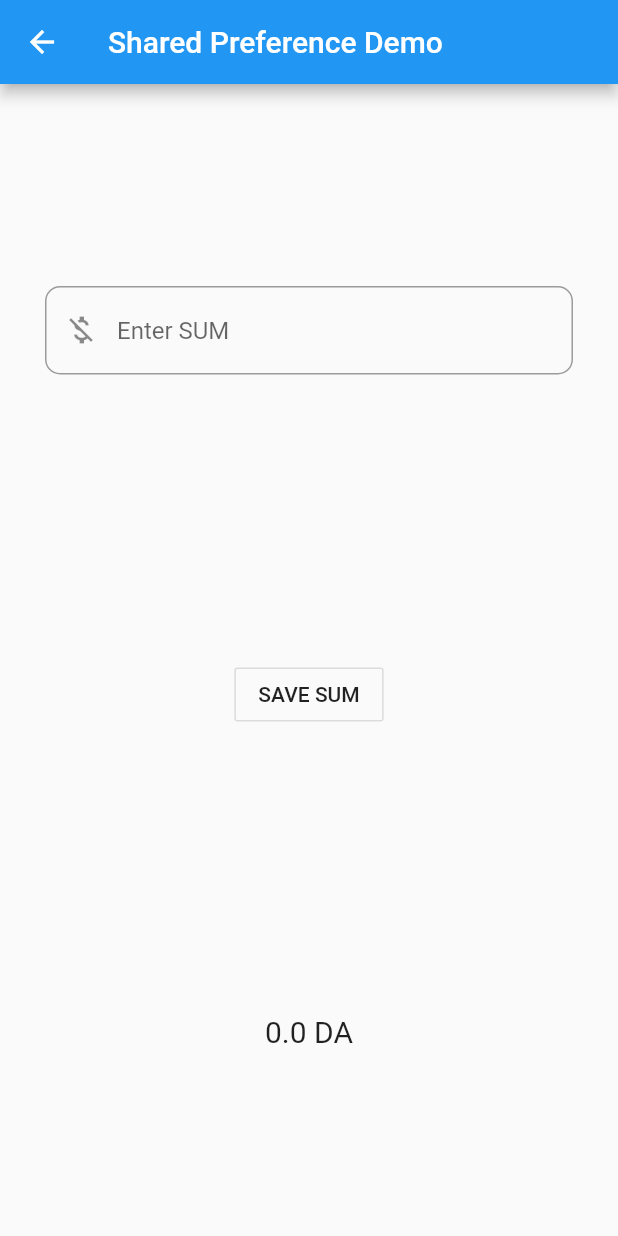
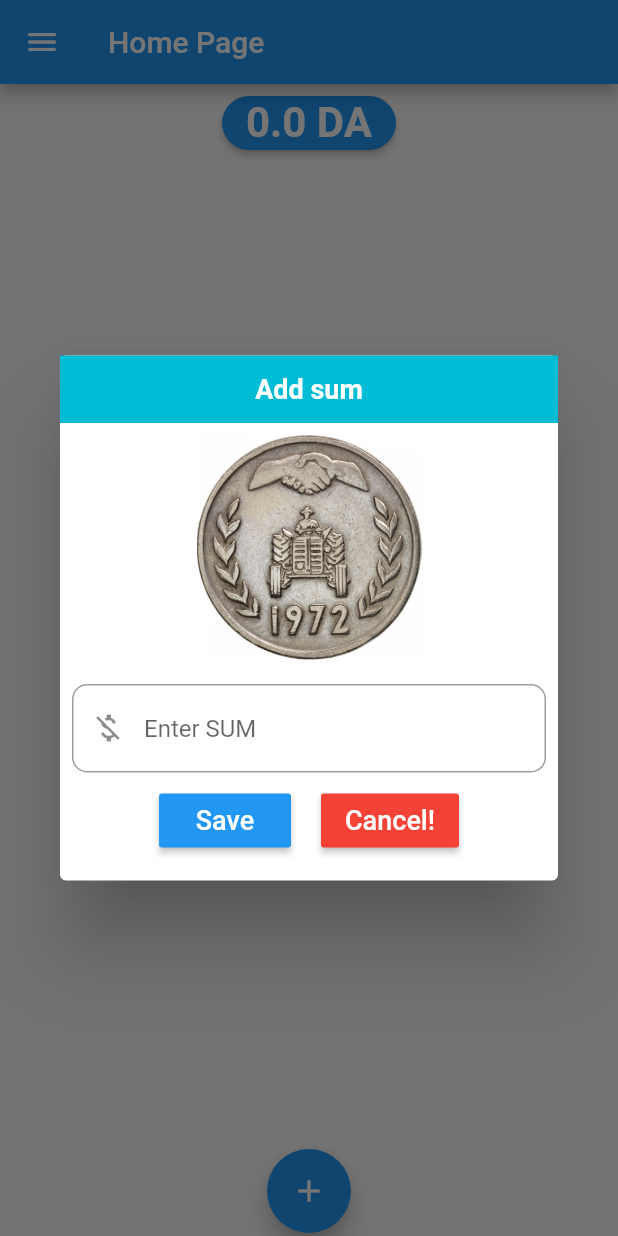
Before and after one commit to djamelzerrouki/DraHmi, a Flutter app: the MyHomePage screen opened directly, after a tap on an icon or button, on a phone screen of 412 x 824 dp. Run offline on Flutter 3.47's test engine with Material 2 defaults, Android fonts, the phone set to English and light mode, and no system bars; our stand-ins replace charts_flutter, font_awesome_flutter, shared_preferences, sqflite; missing offline and left inert: flutter_sparkline; accounts and stored records are empty.

Commit message:
21/04/2020

```diff
--- a/lib/actions/add_editOperation.dart
+++ b/lib/actions/add_editOperation.dart
@@ -32,8 +32,8 @@ class _AddEditOperationState extends State<AddEditOperation> {
   IconData _selectedIcon;
 
   final Map<String, IconData> _data = Map.fromIterables(
-      [ 'Transportation', 'Food', 'Health', 'Other'],
-      [Icons.directions_car, Icons.fastfood, Icons.healing,Icons.devices_other]);
+      [ 'Transportation', 'Food', 'Health', 'Clothes','Other'],
+      [Icons.directions_car, Icons.fastfood, Icons.healing,Icons.shopping_cart,Icons.devices_other]);
 
 
 
--- a/lib/actions/sharedprefrencess.dart
+++ b/lib/actions/sharedprefrencess.dart
@@ -5,7 +5,7 @@ import 'package:flutter/material.dart';
 class SharedPreferenceDemo extends StatefulWidget {
   SharedPreferenceDemo() : super();
 
-  final String title = "Shared Preference Demo";
+  final String title = "Add sum";
 
   @override
   SharedPreferenceDemoState createState() => SharedPreferenceDemoState();
@@ -30,17 +30,17 @@ class SharedPreferenceDemoState extends State<SharedPreferenceDemo> {
       appBar: AppBar(
         title: Text(widget.title),
       ),
-      body: Container(
+      body: Container( color: Colors.white,
         alignment: Alignment.center,
         padding: EdgeInsets.all(30.0),
         child: Column(
           mainAxisAlignment: MainAxisAlignment.spaceAround,
           children: <Widget>[
-        Padding(
-        padding: const EdgeInsets.only(
-          top: 10,
-        ),
-        child: TextFormField(
+
+        CircleAvatar(child:Image.asset('assets/images/da1.jpg',),radius: 80,) ,
+             // Icon(Icons.add_shopping_cart,color:Colors.green,size: 250),
+
+       TextFormField(
           controller: controller,
           validator: (value){
             if (value.isEmpty) {
@@ -54,7 +54,7 @@ class SharedPreferenceDemoState extends State<SharedPreferenceDemo> {
               hintText: "Enter SUM",
               border:
               OutlineInputBorder(borderRadius: BorderRadius.circular(10))
-          ),
+
         ),
       ),
 
@@ -65,10 +65,10 @@ class SharedPreferenceDemoState extends State<SharedPreferenceDemo> {
 
               },
             ),
-            Text(
-              PreferenceUtils.getString(PreferenceUtils.KEY_SUM)+' DA',
-              style: TextStyle(fontSize: 20),
-            ),
+//            Text(
+//              PreferenceUtils.getString(PreferenceUtils.KEY_SUM)+' DA',
+//              style: TextStyle(fontSize: 20),
+//            ),
 
 
           ],
--- a/lib/chart.dart
+++ b/lib/chart.dart
@@ -5,6 +5,7 @@ import 'package:charts_flutter/flutter.dart' as charts;
 import 'package:font_awesome_flutter/font_awesome_flutter.dart';
 
 import 'db/database.dart';
+import 'main_drawer.dart';
 import 'model/operation_model.dart';
 import 'model/sum_model.dart';
 
@@ -41,7 +42,7 @@ class _ChartPageState extends State<ChartPage> {
       listSum.forEach((f){data0.add(new Task(f['name'].toString() , f['sum']  , Color.fromARGB(255, random.nextInt(255), random.nextInt(255), random.nextInt(255)))) ;});
 
     var data1 = [
-      new Pollution(1980, 'USA', 30),
+      new Pollution(1980, 'USA', 300),
       new Pollution(1980, 'Asia', 40),
       new Pollution(1980, 'Europe', 10),
     ];
@@ -194,6 +195,8 @@ class _ChartPageState extends State<ChartPage> {
       home: DefaultTabController(
         length: 4,
         child: Scaffold(
+          // Main Drawer
+          drawer: MainDrawer(),
           appBar: AppBar(
             backgroundColor: Color(0xff1976d2),
             //backgroundColor: Color(0xff308e1c),
--- a/lib/main.dart
+++ b/lib/main.dart
@@ -5,6 +5,7 @@ import 'actions/add_editOperation.dart';
 import 'actions/sharedprefrencess.dart';
 import 'chart.dart';
 import 'db/database.dart';
+import 'main_drawer.dart';
 import 'model/operation_model.dart';
 import 'page1.dart';
 
@@ -30,7 +31,7 @@ class MyApp extends StatelessWidget {
         // is not restarted.
         primarySwatch: Colors.blue,
       ),
-      home: MyHomePage(title: 'Flutter Demo Home Page'),
+      home: MyHomePage(title: 'Home Page'),
     );
   }
 }
@@ -45,9 +46,20 @@ class MyHomePage extends StatefulWidget {
 }
 
 class _MyHomePageState extends State<MyHomePage> {
-   final Map<String, IconData> _data = Map.fromIterables(
-      [ 'Transportation', 'Food', 'Health', 'Other'],
-      [Icons.directions_car, Icons.fastfood, Icons.healing,Icons.devices_other]);
+  //CircleAvatar(child:Icon(_data[item.name]),foregroundColor: Colors.cyan,)
+   final Map<String, CircleAvatar> _data = Map.fromIterables(
+      [ 'Transportation', 'Food', 'Health', 'Clothes','Other'],
+      [
+        CircleAvatar(child:Icon(Icons.directions_car),backgroundColor:Colors.deepPurple,),
+        CircleAvatar(child:Icon( Icons.local_dining),backgroundColor: Colors.pinkAccent,),
+        CircleAvatar(child:Icon(Icons.healing),backgroundColor: Color(0xff109618),),
+        CircleAvatar(child:Icon(Icons.shopping_cart),backgroundColor: Colors.blueAccent,),
+        CircleAvatar(child:Icon(Icons.devices_other),backgroundColor: Colors.orange,),
+
+
+      ]
+   );
+
    static List<Operation> operations=List<Operation>();
 
    static  String data = "0.0";
@@ -86,98 +98,35 @@ class _MyHomePageState extends State<MyHomePage> {
     // fast, so that you can just rebuild anything that needs updating rather
     // than having to individually change instances of widgets.
     return Scaffold(
-      drawer: Drawer(
-        child: ListView(
-          // Important: Remove any padding from the ListView.
-          padding: EdgeInsets.zero,
-          children: <Widget>[
-            Center(
-              child: UserAccountsDrawerHeader(
-                 decoration: BoxDecoration(color: Colors.cyan ),
-                 accountName: Text("DraHmi",style: TextStyle(fontSize: 24.0,fontWeight: FontWeight.bold,color: Colors.black)),
-                accountEmail: Text("Developed by djamel zerrouki"),
-                currentAccountPicture: CircleAvatar(
-                  backgroundColor: Colors.white,
-                 child: Padding(
-                   padding: const EdgeInsets.all(8.0),
-                   child: Column(
-                      children: <Widget>[
-                        Icon(Icons.add_shopping_cart ,color:Colors.cyan),
-                        Text("DraHmi",style: TextStyle(fontSize: 14.0,fontWeight: FontWeight.bold,color: Colors.black)),
-                      ],
-                    ),
-                 ),
-                  ),
-                ),
+      // Main Drawer
+      drawer: MainDrawer(),
+//
 
-            ),
-            ListTile(
-              leading: Icon(Icons.home), title: Text("Home"),
-              onTap: () {
-                Navigator.pop(context);
-              },
-            ),
-
-            ListTile(
-              leading: Icon(Icons.add), title: Text("add SUM"),
-              onTap: () {
-        Navigator.of(context).push(
-            MaterialPageRoute(builder: (context) => SharedPreferenceDemo()));
-    },
-            ),
-            ListTile(
-              leading: Icon(Icons.monetization_on), title: Text("Home Page"),
-              onTap: () {
-                Navigator.of(context).push(
-                    MaterialPageRoute(builder: (context) => HomePage()));
-              },
-            ),
-            ListTile(
-              leading: Icon(Icons.show_chart), title: Text("Chart Page"),
-              onTap: () {
-                Navigator.of(context).push(
-                    MaterialPageRoute(builder: (context) => ChartPage()));
-              },
-            ),
-            ListTile(
-              leading: Icon(Icons.settings), title: Text("Settings"),
-              onTap: () {
-                Navigator.pop(context);
-              },
-            ),
-            ListTile(
-              leading: Icon(Icons.contacts), title: Text("Contact Us"),
-              onTap: () {
-                Navigator.pop(context);
-              },
-            ),
-          ],
-        ),
-      ),
-
-
-
-//
       appBar: AppBar(
         // Here we take the value from the MyHomePage object that was created by
         // the App.build method, and use it to set our appbar title.
         title: Text(widget.title),
       ),
+    //  backgroundColor: Colors.cyan,
       body:  Padding(
-          padding: EdgeInsets.all(0.0),
+          padding: EdgeInsets.all(2.0),
           child: Container(
           child: Center(
           child: Column(
           children: <Widget>[
-          RaisedButton(
 
+            RaisedButton(
+              color: Colors.blue,
 
+              shape: RoundedRectangleBorder(
+                  borderRadius: BorderRadius.all(Radius.circular(50.0))),
           onPressed: () {
-    Navigator.of(context).push(
-    MaterialPageRoute(builder: (context) => SharedPreferenceDemo()));
+            showCustomDialogWithImage(context);
+   // Navigator.of(context).push(MaterialPageRoute(builder: (context) => SharedPreferenceDemo()));
     },
       child: Text(
-        PreferenceUtils.getString(PreferenceUtils.KEY_SUM)+' DA' ,style: TextStyle(fontSize: 24.0,fontWeight: FontWeight.bold),),
+        PreferenceUtils.getString(PreferenceUtils.KEY_SUM)+' DA' ,
+        style: TextStyle(fontSize: 28.0,fontWeight: FontWeight.bold,color: Colors.white),),
     ),
 
     Expanded(
@@ -206,7 +155,7 @@ class _MyHomePageState extends State<MyHomePage> {
     //Now we paint the list with all the records, which will have a number, name, phone
 
     child:  Card(
-      margin: EdgeInsets.all(4.0),
+      margin: EdgeInsets.all(3.0),
       elevation: 1.0,
       shape: RoundedRectangleBorder(
           borderRadius: BorderRadius.all(Radius.circular(50.0))),
@@ -215,7 +164,7 @@ class _MyHomePageState extends State<MyHomePage> {
       child: ListTile(
       title: Text(item.name),
       subtitle: Text(item.date.toString()),
-      leading: CircleAvatar(child:Icon(_data[item.name])),
+      leading: _data[item.name],
 
       trailing: Text(item.prix.toString()+' DA', style: TextStyle( color: Colors.green, fontWeight: FontWeight.bold,fontSize: 20),),
       onLongPress: () {
@@ -260,4 +209,106 @@ class _MyHomePageState extends State<MyHomePage> {
     ),
    ],),),),),);
   }
+
+
+   void showCustomDialogWithImage(BuildContext context) {
+       TextEditingController controller = TextEditingController();
+
+     Dialog dialogWithImage = Dialog(
+       child: Container(
+         height: 350.0,
+         width: 400.0,
+         child: Column(
+           children: <Widget>[
+             Container(
+               padding: EdgeInsets.all(12),
+               alignment: Alignment.center,
+               decoration: BoxDecoration(color: Colors.cyan),
+               child: Text(
+                 "Add sum",
+                 style: TextStyle(
+                     color: Colors.white,
+                     fontSize: 18,
+                     fontWeight: FontWeight.w600),
+               ),
+             ),
+             Padding(
+               padding: const EdgeInsets.all(8.0),
+               child: Container(
+                 height: 150,
+                 width: 150,
+                 child: Image.asset(
+                   'assets/images/da1.jpg',
+                   fit: BoxFit.scaleDown,
+                 ),
+               ),
+             ),
+             Padding(
+               padding: const EdgeInsets.all(8.0),
+               child: TextFormField(
+                 controller: controller,
+                 validator: (value){
+                   if (value.isEmpty) {
+                     return 'Please enter some text';
+                   }
+                 },
+                 keyboardType: TextInputType.number,
+                 textCapitalization: TextCapitalization.words,
+                 decoration: InputDecoration(
+                     prefixIcon: Icon(Icons.money_off),
+                     hintText: "Enter SUM",
+                     border:
+                     OutlineInputBorder(borderRadius: BorderRadius.circular(10))
+
+                 ),
+               ),
+             ),
+
+             Row(
+               mainAxisAlignment: MainAxisAlignment.center,
+               crossAxisAlignment: CrossAxisAlignment.end,
+               children: <Widget>[
+                 RaisedButton(
+                   color: Colors.blue,
+                   onPressed: () {
+                     setState(() {
+                       addingToSum(controller.text);
+
+                     });
+                     Navigator.of(context).pop();
+                   },
+                   child: Text(
+                     'Save',
+                     style: TextStyle(fontSize: 18.0, color: Colors.white),
+                   ),
+                 ),
+                 SizedBox(
+                   width: 20,
+                 ),
+                 RaisedButton(
+                   color: Colors.red,
+                   onPressed: () {
+                     Navigator.of(context).pop();
+                   },
+                   child: Text(
+                     'Cancel!',
+                     style: TextStyle(fontSize: 18.0, color: Colors.white),
+                   ),
+                 )
+               ],
+             ),
+           ],
+         ),
+       ),
+     );
+     showDialog(
+         context: context, builder: (BuildContext context) => dialogWithImage);
+   } static addingToSum(String prix){
+     data = PreferenceUtils.getString(PreferenceUtils.KEY_SUM);
+     double sum= double.parse(data)+double.parse(prix);
+     data=sum.toString();
+     PreferenceUtils.setString(PreferenceUtils.KEY_SUM , data);
+     data = PreferenceUtils.getString(PreferenceUtils.KEY_SUM);
+   }
+
 }
--- /dev/null
+++ b/lib/main_drawer.dart
@@ -0,0 +1,82 @@
+import 'package:drahmi/page1.dart';
+import 'package:flutter/material.dart';
+
+import 'actions/sharedprefrencess.dart';
+import 'chart.dart';
+import 'main.dart';
+class MainDrawer extends StatelessWidget {
+  @override
+  Widget build(BuildContext context) {
+    return
+        Drawer(
+          child: ListView(
+            // Important: Remove any padding from the ListView.
+            padding: EdgeInsets.zero,
+            children: <Widget>[
+              Center(
+                child: UserAccountsDrawerHeader(
+                  decoration: BoxDecoration(color: Colors.cyan ),
+                  accountName: Text("DraHmi",style: TextStyle(fontSize: 24.0,fontWeight: FontWeight.bold,color: Colors.black)),
+                  accountEmail: Text("Developed by djamel zerrouki"),
+                  currentAccountPicture: CircleAvatar(
+                    backgroundColor: Colors.white,
+                    child: Padding(
+                      padding: const EdgeInsets.all(8.0),
+                      child: Column(
+                        children: <Widget>[
+                          Icon(Icons.add_shopping_cart ,color:Colors.cyan),
+                          Text("DraHmi",style: TextStyle(fontSize: 14.0,fontWeight: FontWeight.bold,color: Colors.black)),
+                        ],
+                      ),
+                    ),
+                  ),
+                ),
+
+              ),
+              ListTile(
+                leading: Icon(Icons.home), title: Text("Home"),
+                onTap: () {
+                  Navigator.of(context).push(
+                      MaterialPageRoute(builder: (context) => MyHomePage(title: 'Home Page')));
+                },
+              ),
+
+              ListTile(
+                leading: Icon(Icons.add), title: Text("add SUM"),
+                onTap: () {
+                  Navigator.of(context).push(
+                      MaterialPageRoute(builder: (context) => SharedPreferenceDemo()));
+                },
+              ),
+              ListTile(
+                leading: Icon(Icons.monetization_on), title: Text("Currency "),
+                onTap: () {
+                  Navigator.of(context).push(
+                      MaterialPageRoute(builder: (context) => HomePage()));
+                },
+              ),
+              ListTile(
+                leading: Icon(Icons.show_chart), title: Text("Chart Page"),
+                onTap: () {
+                  Navigator.of(context).push(
+                      MaterialPageRoute(builder: (context) => ChartPage()));
+                },
+              ),
+              ListTile(
+                leading: Icon(Icons.settings), title: Text("Settings"),
+                onTap: () {
+                  Navigator.pop(context);
+                },
+              ),
+              ListTile(
+                leading: Icon(Icons.contacts), title: Text("Contact Us"),
+                onTap: () {
+                  Navigator.pop(context);
+                },
+              ),
+            ],
+          ),
+        );
+
+  }
+}
--- a/pubspec.yaml
+++ b/pubspec.yaml
@@ -34,3 +34,6 @@ flutter:
 
 
   uses-material-design: true
+
+  assets:
+    - assets/images/
```
Also changed, not shown: lib/actions/myappbar.dart (+6 -5 lines), lib/page1.dart (+14 -9 lines), assets/images/bitcoin.png (renamed from images/bitcoin.png), assets/images/bitshares.png (renamed from images/bitshares.png), assets/images/counterparty.png (renamed from images/counterparty.png), assets/images/da1.jpg (added), assets/images/ethereum.png (renamed from images/ethereum.png), assets/images/litecoin.png (renamed from images/litecoin.png), assets/images/lykke.png (renamed from images/lykke.png), assets/images/peercoin.png (renamed from images/peercoin.png), assets/images/singular.png (renamed from images/singular.png), assets/images/zcash.png (renamed from images/zcash.png).
